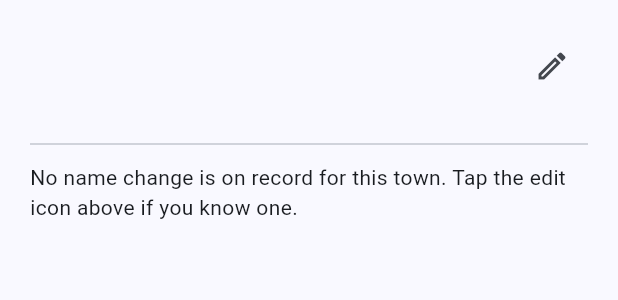
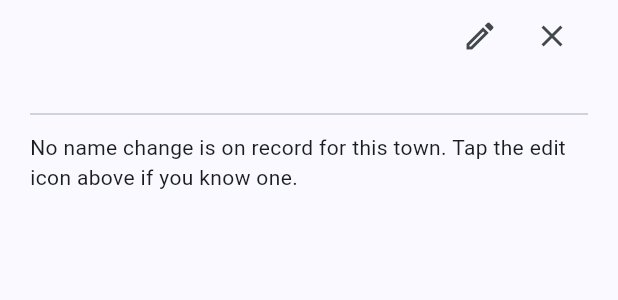
Before and after one commit to nicos0351/then-and-now-app, a Flutter app: the _TownDetailSheet widget shown alone on an empty page, opened directly with empty values, on a phone screen of 412 x 824 dp. Shown: the top 300 px of the screen. Run offline on Flutter 3.47's test engine with Material 3 defaults, Android fonts, the phone set to English and light mode, and no system bars; our stand-ins replace flutter_map, geolocator, in_app_purchase, latlong2, share_plus, shared_preferences and 1 more; missing offline and left inert: flutter_map_marker_cluster, flutter_map_mbtiles; accounts and stored records are empty.

Commit message:
Info sheet: close button and grab bar
Co-Authored-By: Claude Opus 5.5 <noreply@anthropic.com>
Claude-Session: https://claude.ai/code/session_01FG2wd5Nhe3j8EAbUdythkw

```diff
--- a/lib/screens/map_screen.dart
+++ b/lib/screens/map_screen.dart
@@ -689,6 +689,8 @@ class _MapScreenState extends State<MapScreen> with SingleTickerProviderStateMix
       // instead of stopping at about half, so facts aren't hidden below.
       isScrollControlled: true,
       constraints: BoxConstraints(maxHeight: MediaQuery.sizeOf(context).height * 0.85),
+      // The grab bar shows it can be swiped down to close.
+      showDragHandle: true,
       shape: const RoundedRectangleBorder(
         borderRadius: BorderRadius.vertical(top: Radius.circular(16)),
       ),
@@ -1259,7 +1261,7 @@ class _TownDetailSheet extends StatelessWidget {
     // Scrolls when a name story makes the sheet taller than the screen allows.
     return SingleChildScrollView(
       // Clear of the phone's navigation bar now the sheet can be tall.
-      padding: EdgeInsets.fromLTRB(20, 20, 20, 20 + MediaQuery.viewPaddingOf(context).bottom),
+      padding: EdgeInsets.fromLTRB(20, 0, 20, 20 + MediaQuery.viewPaddingOf(context).bottom),
       child: Column(
         mainAxisSize: MainAxisSize.min,
         crossAxisAlignment: CrossAxisAlignment.start,
@@ -1290,6 +1292,12 @@ class _TownDetailSheet extends StatelessWidget {
                 icon: const Icon(Icons.edit_outlined),
                 tooltip: 'Record or edit a name change',
                 onPressed: () => Navigator.of(context).pop('edit'),
+              ),
+              // A clear way out, now the sheet can fill most of the screen.
+              IconButton(
+                icon: const Icon(Icons.close),
+                tooltip: 'Close',
+                onPressed: () => Navigator.of(context).pop(),
               ),
             ],
           ),
```
